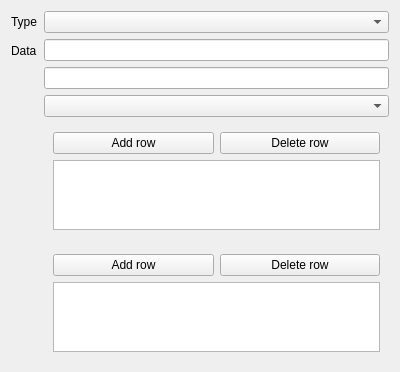
caozhongxiao/espreso, file src/gui/forms/declarations/datatypewidget.ui: the form before one commit.
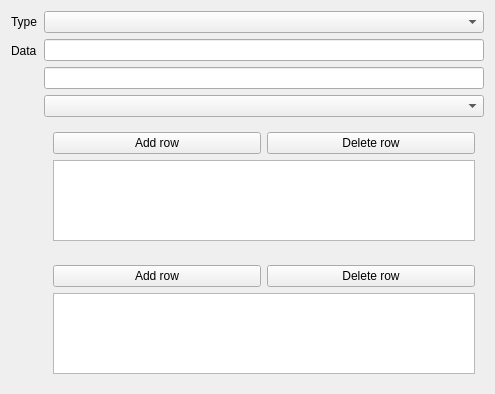
The form after the commit.

Commit message: FIX: [GUI] Property detail widget auto resize

What changed in the file:
```diff
--- a/src/gui/forms/declarations/datatypewidget.ui
+++ b/src/gui/forms/declarations/datatypewidget.ui
@@ -6,10 +6,16 @@
    <rect>
     <x>0</x>
     <y>0</y>
-    <width>400</width>
-    <height>300</height>
+    <width>495</width>
+    <height>394</height>
    </rect>
   </property>
+  <property name="sizePolicy">
+   <sizepolicy hsizetype="Expanding" vsizetype="Expanding">
+    <horstretch>0</horstretch>
+    <verstretch>0</verstretch>
+   </sizepolicy>
+  </property>
   <property name="windowTitle">
    <string>Form</string>
   </property>
@@ -50,6 +56,12 @@
        </item>
        <item>
         <widget class="QFrame" name="frameTable">
+         <property name="sizePolicy">
+          <sizepolicy hsizetype="Expanding" vsizetype="Expanding">
+           <horstretch>0</horstretch>
+           <verstretch>0</verstretch>
+          </sizepolicy>
+         </property>
          <layout class="QVBoxLayout" name="verticalLayout_3">
           <item>
            <layout class="QHBoxLayout" name="horizontalLayout">
@@ -80,6 +92,12 @@
          <property name="enabled">
           <bool>true</bool>
          </property>
+         <property name="sizePolicy">
+          <sizepolicy hsizetype="Expanding" vsizetype="Expanding">
+           <horstretch>0</horstretch>
+           <verstretch>0</verstretch>
+          </sizepolicy>
+         </property>
          <layout class="QVBoxLayout" name="verticalLayout_4">
           <item>
            <layout class="QHBoxLayout" name="horizontalLayout_2">
```
The commit also changes 2 other files.
